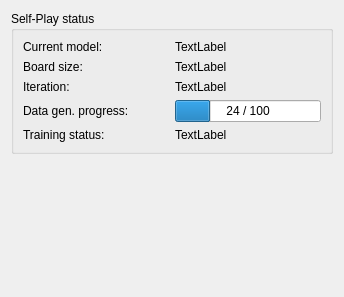
Above: src/alphaDots/aiEvaluation/SelfPlayForm.ui from ofenrohr/ksquares before the change. Below: the same form after it.
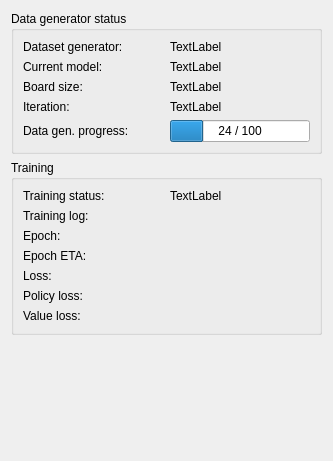
That is the form after the change.

Diff of the .ui file:
```diff
--- a/src/alphaDots/aiEvaluation/SelfPlayForm.ui
+++ b/src/alphaDots/aiEvaluation/SelfPlayForm.ui
@@ -6,14 +6,14 @@
    <rect>
     <x>0</x>
     <y>0</y>
-    <width>344</width>
-    <height>297</height>
+    <width>333</width>
+    <height>461</height>
    </rect>
   </property>
   <property name="windowTitle">
    <string>Form</string>
   </property>
-  <layout class="QGridLayout" name="gridLayout_2">
+  <layout class="QGridLayout" name="gridLayout_3">
    <item row="0" column="0">
     <widget class="QGroupBox" name="groupBox">
      <property name="sizePolicy">
@@ -23,10 +23,10 @@
       </sizepolicy>
      </property>
      <property name="title">
-      <string>Self-Play status</string>
+      <string>Data generator status</string>
      </property>
      <layout class="QGridLayout" name="gridLayout">
-      <item row="0" column="0">
+      <item row="2" column="0">
        <widget class="QLabel" name="label">
         <property name="sizePolicy">
          <sizepolicy hsizetype="Expanding" vsizetype="Preferred">
@@ -39,7 +39,7 @@
         </property>
        </widget>
       </item>
-      <item row="0" column="1">
+      <item row="2" column="1">
        <widget class="QLabel" name="currentModelLabel">
         <property name="sizePolicy">
          <sizepolicy hsizetype="Expanding" vsizetype="Preferred">
@@ -52,7 +52,7 @@
         </property>
        </widget>
       </item>
-      <item row="1" column="0">
+      <item row="3" column="0">
        <widget class="QLabel" name="label_2">
         <property name="sizePolicy">
          <sizepolicy hsizetype="Expanding" vsizetype="Preferred">
@@ -65,7 +65,7 @@
         </property>
        </widget>
       </item>
-      <item row="1" column="1">
+      <item row="3" column="1">
        <widget class="QLabel" name="boardSizeLabel">
         <property name="sizePolicy">
          <sizepolicy hsizetype="Expanding" vsizetype="Preferred">
@@ -78,7 +78,7 @@
         </property>
        </widget>
       </item>
-      <item row="2" column="0">
+      <item row="4" column="0">
        <widget class="QLabel" name="label_4">
         <property name="sizePolicy">
          <sizepolicy hsizetype="Expanding" vsizetype="Preferred">
@@ -91,7 +91,7 @@
         </property>
        </widget>
       </item>
-      <item row="2" column="1">
+      <item row="4" column="1">
        <widget class="QLabel" name="iterationLabel">
         <property name="sizePolicy">
          <sizepolicy hsizetype="Expanding" vsizetype="Preferred">
@@ -104,7 +104,7 @@
         </property>
        </widget>
       </item>
-      <item row="3" column="0">
+      <item row="5" column="0">
        <widget class="QLabel" name="label_3">
         <property name="sizePolicy">
          <sizepolicy hsizetype="Expanding" vsizetype="Preferred">
@@ -117,7 +117,7 @@
         </property>
        </widget>
       </item>
-      <item row="3" column="1">
+      <item row="5" column="1">
        <widget class="QProgressBar" name="progressBar">
         <property name="sizePolicy">
          <sizepolicy hsizetype="Expanding" vsizetype="Fixed">
@@ -133,24 +133,143 @@
         </property>
        </widget>
       </item>
-      <item row="4" column="1">
-       <widget class="QLabel" name="trainingStatusLbl">
+      <item row="0" column="0">
+       <widget class="QLabel" name="label_5">
+        <property name="sizePolicy">
+         <sizepolicy hsizetype="Expanding" vsizetype="Preferred">
+          <horstretch>0</horstretch>
+          <verstretch>0</verstretch>
+         </sizepolicy>
+        </property>
+        <property name="text">
+         <string>Dataset generator:</string>
+        </property>
+       </widget>
+      </item>
+      <item row="0" column="1">
+       <widget class="QLabel" name="datasetGeneratorLbl">
+        <property name="sizePolicy">
+         <sizepolicy hsizetype="Expanding" vsizetype="Preferred">
+          <horstretch>0</horstretch>
+          <verstretch>0</verstretch>
+         </sizepolicy>
+        </property>
         <property name="text">
          <string>TextLabel</string>
         </property>
        </widget>
       </item>
+     </layout>
+    </widget>
+   </item>
+   <item row="1" column="0">
+    <widget class="QGroupBox" name="groupBox_2">
+     <property name="title">
+      <string>Training</string>
+     </property>
+     <layout class="QGridLayout" name="gridLayout_2">
+      <item row="7" column="1">
+       <widget class="QLabel" name="policyLossLbl">
+        <property name="text">
+         <string/>
+        </property>
+       </widget>
+      </item>
+      <item row="4" column="1">
+       <widget class="QLabel" name="etaLbl">
+        <property name="text">
+         <string/>
+        </property>
+       </widget>
+      </item>
+      <item row="3" column="1">
+       <widget class="QLabel" name="epochLbl">
+        <property name="text">
+         <string/>
+        </property>
+       </widget>
+      </item>
+      <item row="5" column="1">
+       <widget class="QLabel" name="lossLbl">
+        <property name="text">
+         <string/>
+        </property>
+       </widget>
+      </item>
+      <item row="5" column="0">
+       <widget class="QLabel" name="label_10">
+        <property name="text">
+         <string>Loss:</string>
+        </property>
+       </widget>
+      </item>
       <item row="4" column="0">
+       <widget class="QLabel" name="label_8">
+        <property name="text">
+         <string>Epoch ETA:</string>
+        </property>
+       </widget>
+      </item>
+      <item row="3" column="0">
+       <widget class="QLabel" name="label_7">
+        <property name="text">
+         <string>Epoch:</string>
+        </property>
+       </widget>
+      </item>
+      <item row="1" column="1">
+       <widget class="QLabel" name="logLinkLbl">
+        <property name="text">
+         <string/>
+        </property>
+       </widget>
+      </item>
+      <item row="1" column="0">
+       <widget class="QLabel" name="label_9">
+        <property name="text">
+         <string>Training log:</string>
+        </property>
+       </widget>
+      </item>
+      <item row="0" column="0">
        <widget class="QLabel" name="label_6">
         <property name="text">
          <string>Training status:</string>
         </property>
        </widget>
       </item>
+      <item row="9" column="0">
+       <widget class="QLabel" name="label_12">
+        <property name="text">
+         <string>Value loss:</string>
+        </property>
+       </widget>
+      </item>
+      <item row="0" column="1">
+       <widget class="QLabel" name="trainingStatusLbl">
+        <property name="text">
+         <string>TextLabel</string>
+        </property>
+       </widget>
+      </item>
+      <item row="7" column="0">
+       <widget class="QLabel" name="label_11">
+        <property name="text">
+         <string>Policy loss:</string>
+        </property>
+       </widget>
+      </item>
+      <item row="9" column="1">
+       <widget class="QLabel" name="valueLossLbl">
+        <property name="text">
+         <string/>
+        </property>
+       </widget>
+      </item>
      </layout>
     </widget>
    </item>
-   <item row="1" column="0">
+   <item row="2" column="0">
     <spacer name="verticalSpacer">
      <property name="orientation">
       <enum>Qt::Vertical</enum>
```
